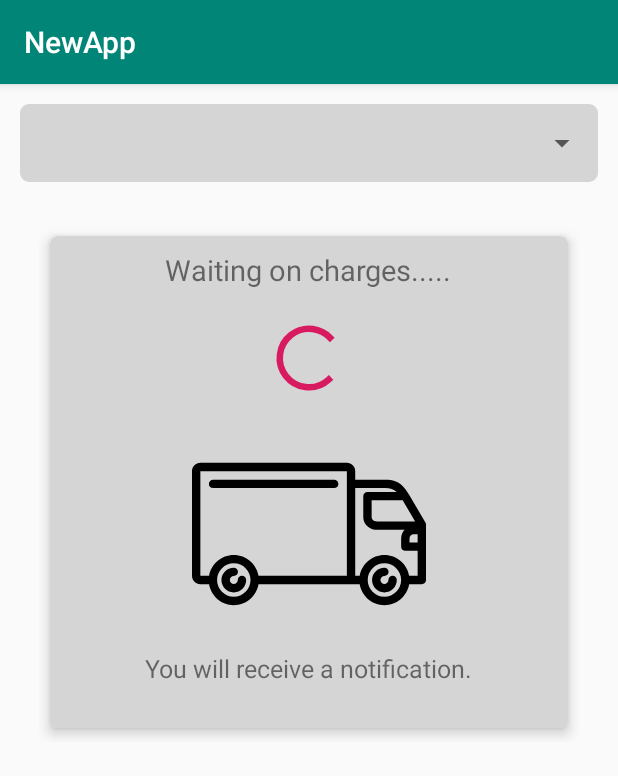
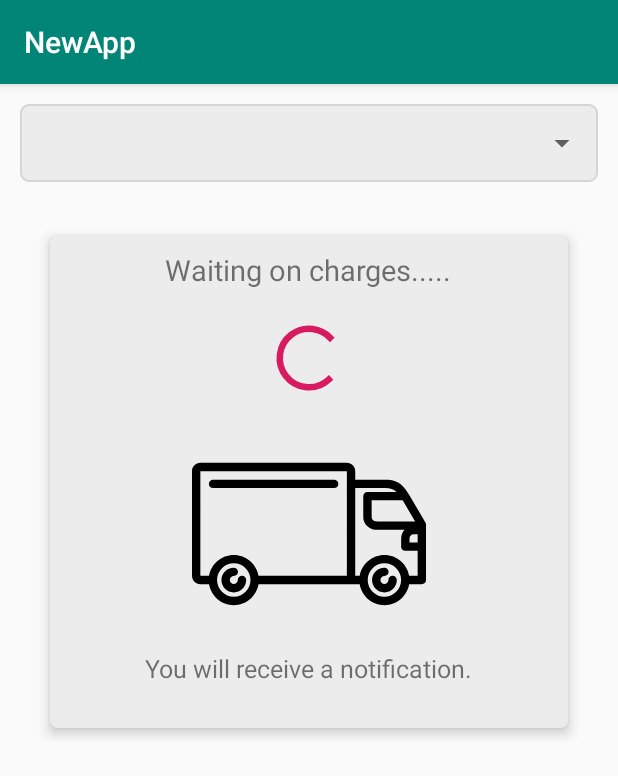
Before and after one commit to GondaSridhar007/NewPaymentApp, an Android app: the fragment PaymentChargingFragment placed in its activity, on a phone screen of 412 x 824 dp. Shown: the top 776 px of the screen. Run offline under Robolectric (Android 15) with nearby library versions, the phone set to English and light mode, and no system bars; our stand-ins replace sdp/ssp sizes.

Commit message:
done the changes

```diff
--- a/app/src/main/res/drawable/drop_down_bg.xml
+++ b/app/src/main/res/drawable/drop_down_bg.xml
@@ -2,7 +2,7 @@
 <shape xmlns:android="http://schemas.android.com/apk/res/android"
     android:shape="rectangle">
     <corners android:radius="5dp" />
-    <solid android:color="@color/colorViewBackGround" />
+    <solid android:color="#ECECEC" />
     <stroke
         android:width="1dp"
         android:color="@color/colorViewBackGround" />
--- a/app/src/main/res/layout/fragment_payment_charging.xml
+++ b/app/src/main/res/layout/fragment_payment_charging.xml
@@ -10,7 +10,7 @@
     <android.support.v7.widget.CardView
         android:layout_width="match_parent"
         android:layout_height="wrap_content"
-        app:cardBackgroundColor="@color/colorViewBackGround"
+        app:cardBackgroundColor="#ECECEC"
         app:cardCornerRadius="@dimen/_4sdp"
         app:cardElevation="@dimen/_4sdp"
         app:cardPreventCornerOverlap="true"
```
